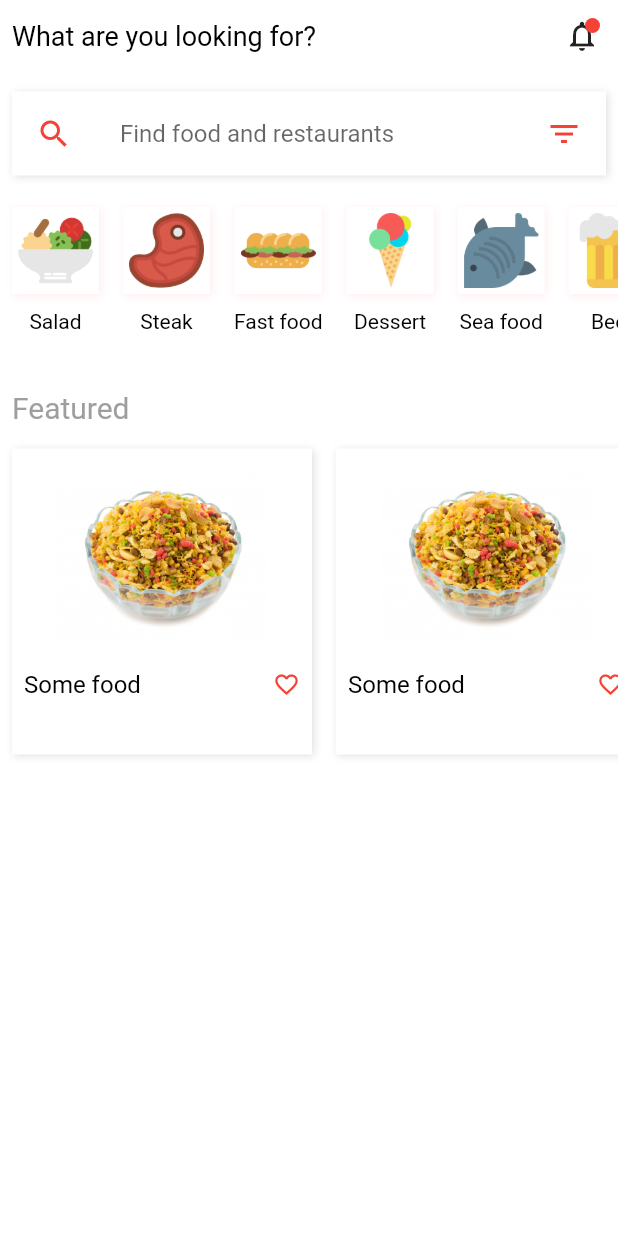
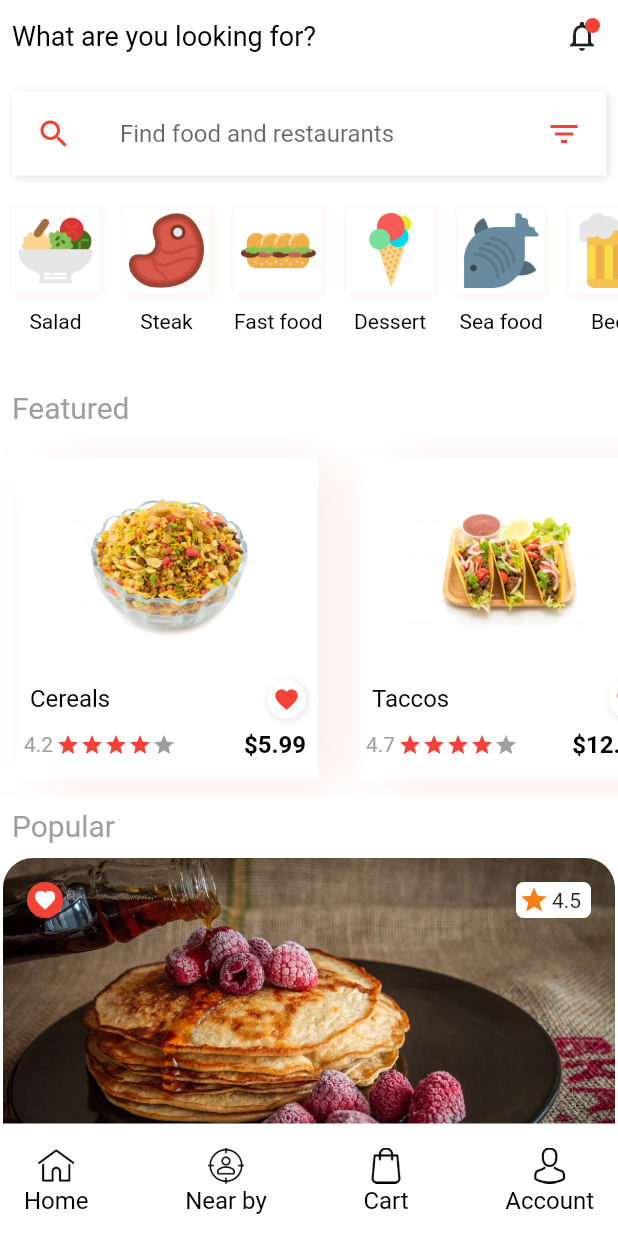
Before and after one commit to Bibidi/Food_App_Flutter, a Flutter app: the screen it shows after launch, on a phone screen of 412 x 824 dp. Run offline on Flutter 3.47's test engine with Material 2 defaults, Android fonts, the phone set to English and light mode, and no system bars.

Commit message:
no message

```diff
--- /dev/null
+++ b/food_order_app/lib/src/models/product.dart
@@ -0,0 +1,10 @@
+class Product {
+  final String name;
+  final String image;
+  final double rating;
+  final double price;
+  final String vendor;
+  final bool wishList;
+
+  Product({this.name, this.image, this.rating, this.price, this.vendor, this.wishList});
+}
--- a/food_order_app/lib/src/screens/home.dart
+++ b/food_order_app/lib/src/screens/home.dart
@@ -1,7 +1,10 @@
 import 'package:flutter/material.dart';
 import 'package:food_order_app/src/commons.dart';
+import 'package:food_order_app/src/widgets/bottom_navigation_icon.dart';
 import 'package:food_order_app/src/widgets/categories.dart';
 import 'package:food_order_app/src/widgets/custom_text.dart';
+import 'package:food_order_app/src/widgets/featured_products.dart';
+import 'package:food_order_app/src/widgets/small_floating_button.dart';
 
 class Home extends StatefulWidget {
   @override
@@ -28,11 +31,11 @@ class _HomeState extends State<Home> {
                 ),
                 Stack(
                   children: [
-                    IconButton(icon: Icon(Icons.notifications_none), onPressed: (){}),
+                    IconButton(
+                        icon: Icon(Icons.notifications_none), onPressed: () {}),
                     Positioned(
                       top: 12,
                       right: 12,
-
                       child: Container(
                         height: 10,
                         width: 10,
@@ -46,7 +49,9 @@ class _HomeState extends State<Home> {
                 ),
               ],
             ),
-            SizedBox(height: 5,),
+            SizedBox(
+              height: 5,
+            ),
             Padding(
               padding: const EdgeInsets.all(8.0),
               child: Container(
@@ -54,84 +59,195 @@ class _HomeState extends State<Home> {
                   color: white,
                   boxShadow: [
                     BoxShadow(
-                      color: grey[300],
-                      offset: Offset(1, 1),
-                      blurRadius: 4
-                    )
+                        color: grey[300], offset: Offset(1, 1), blurRadius: 4)
                   ],
                 ),
                 child: ListTile(
-                  leading: Icon(Icons.search, color: red,),
+                  leading: Icon(
+                    Icons.search,
+                    color: red,
+                  ),
                   title: TextField(
                     decoration: InputDecoration(
                       hintText: "Find food and restaurants",
                       border: InputBorder.none,
                     ),
                   ),
-                  trailing: Icon(Icons.filter_list, color: red,),
+                  trailing: Icon(
+                    Icons.filter_list,
+                    color: red,
+                  ),
                 ),
               ),
             ),
-
             SizedBox(
               height: 5,
             ),
-
             Categories(),
-
             SizedBox(
               height: 2,
             ),
-
             Padding(
               padding: const EdgeInsets.all(8.0),
-              child: CustomText(text: "Featured", size: 20, color: grey,),
+              child: CustomText(
+                text: "Featured",
+                size: 20,
+                color: grey,
+              ),
             ),
-
-            Container(
-              height: 220,
-              child: ListView.builder(
-                scrollDirection: Axis.horizontal,
-                  itemCount: 2,
-                  itemBuilder: (_, index){
-                return Padding(
-                  padding: const EdgeInsets.all(8.0),
-                  child: Container(
-                    height: 240,
-                    width: 200,
-                    decoration: BoxDecoration(
-                      color: white,
-                      boxShadow: [
-                        BoxShadow(
-                            color: grey[300],
-                            offset: Offset(1, 1),
-                            blurRadius: 4
-                        )
-                      ],
-                    ),
-                    child: Column(
+            Featured(),
+            Padding(
+              padding: const EdgeInsets.all(8.0),
+              child: CustomText(
+                text: "Popular",
+                size: 20,
+                color: grey,
+              ),
+            ),
+            Padding(
+              padding: const EdgeInsets.all(2.0),
+              child: Stack(
+                children: [
+                  ClipRRect(
+                    borderRadius: BorderRadius.circular(20),
+                    child: Image.asset("images/food.jpg"),
+                  ),
+                  Padding(
+                    padding: const EdgeInsets.all(8.0),
+                    child: Row(
+                      mainAxisAlignment: MainAxisAlignment.spaceBetween,
                       children: <Widget>[
-                        Image.asset("images/1.jpg", height: 140, width: 140,),
-                        Row(
-                          mainAxisAlignment: MainAxisAlignment.spaceBetween,
-                          children: [
-                            Padding(
-                              padding: const EdgeInsets.all(8.0),
-                              child: CustomText(text: "Some food",),
+                        SmallButton(Icons.favorite),
+                        Padding(
+                          padding: const EdgeInsets.only(right: 8.0),
+                          child: Container(
+                            width: 50,
+                            decoration: BoxDecoration(
+                              color: white,
+                              borderRadius: BorderRadius.circular(5),
                             ),
-                            Padding(
-                              padding: const EdgeInsets.all(8.0),
-                              child: Icon(Icons.favorite_border, color: red, size: 18,),
+                            child: Row(
+                              children: [
+                                Padding(
+                                  padding: const EdgeInsets.all(2.0),
+                                  child: Icon(
+                                    Icons.star,
+                                    color: Colors.yellow[900],
+                                    size: 20,
+                                  ),
+                                ),
+                                Text("4.5"),
+                              ],
                             ),
-                          ],
+                          ),
                         )
                       ],
                     ),
                   ),
-                );
-              }),
+                  Positioned.fill(
+                    child: Align(
+                      alignment: Alignment.bottomCenter,
+                      child: Container(
+                        height: 100,
+                        decoration: BoxDecoration(
+                            borderRadius: BorderRadius.only(
+                              bottomLeft: Radius.circular(20),
+                            ),
+                            // Box decoration takes a gradient
+                            gradient: LinearGradient(
+                              // Where the linear gradient begins and ends
+                                begin: Alignment.bottomCenter,
+                                end: Alignment.topCenter,
+
+                                // Add one stop for each color. Stops should increase from 0 to 1
+                                colors: [
+                                  // Colors are easy thanks to Flutter's Colors class
+                                  Colors.black.withOpacity(0.8),
+                                  Colors.black.withOpacity(0.7),
+                                  Colors.black.withOpacity(0.6),
+                                  Colors.black.withOpacity(0.6),
+                                  Colors.black.withOpacity(0.4),
+                                  Colors.black.withOpacity(0.1),
+                                  Colors.black.withOpacity(0.05),
+                                  Colors.black.withOpacity(0.025),
+                                ])),
+                      ),
+                    ),
+                  ),
+                  Positioned.fill(
+                      child: Align(
+                        alignment: Alignment.bottomCenter,
+                        child: Row(
+                          mainAxisAlignment: MainAxisAlignment.spaceBetween,
+                          children: <Widget>[
+                            Padding(
+                              padding: const EdgeInsets.all(8.0),
+                              child: RichText(
+                                text: TextSpan(children: [
+                                  TextSpan(
+                                      text: "Pancakes \n",
+                                      style: TextStyle(
+                                          fontSize: 20,
+                                          fontWeight: FontWeight.bold)),
+                                  TextSpan(
+                                      text: "by: ",
+                                      style: TextStyle(
+                                          fontSize: 16,
+                                          fontWeight: FontWeight.bold)),
+                                  TextSpan(
+                                      text: "Pizza hut",
+                                      style: TextStyle(
+                                          fontSize: 16,
+                                          fontWeight: FontWeight.bold)),
+                                ]),
+                              ),
+                            ),
+                            Padding(
+                              padding: const EdgeInsets.all(8.0),
+                              child: RichText(
+                                text: TextSpan(children: [
+                                  TextSpan(
+                                    text: "\$12.99 \n",
+                                    style: TextStyle(fontSize: 22, fontWeight: FontWeight.bold),
+                                  ),
+                                ]),
+                              ),
+                            ),
+                          ],
+                        ),
+                      )),
+                ],
+              ),
             ),
           ],
+        ),
+      ),
+      bottomNavigationBar: Container(
+        height: 75,
+        color: white,
+        child: Padding(
+          padding: const EdgeInsets.fromLTRB(16, 16, 16, 8),
+          child: Row(
+            mainAxisAlignment: MainAxisAlignment.spaceBetween,
+            children: <Widget>[
+              BottomNavIcon(
+                image: "home.png",
+                name: "Home",
+              ),
+              BottomNavIcon(
+                image: "target.png",
+                name: "Near by",
+              ),
+              BottomNavIcon(
+                image: "shopping-bag.png",
+                name: "Cart",
+              ),
+              BottomNavIcon(
+                image: "avatar.png",
+                name: "Account",
+              ),
+            ],
+          ),
         ),
       ),
     );
--- /dev/null
+++ b/food_order_app/lib/src/widgets/bottom_navigation_icon.dart
@@ -0,0 +1,25 @@
+import 'package:flutter/material.dart';
+
+import 'custom_text.dart';
+
+class BottomNavIcon extends StatelessWidget {
+  final String image;
+  final String name;
+
+  const BottomNavIcon({Key key, this.image, this.name}) : super(key: key);
+
+  @override
+  Widget build(BuildContext context) {
+    return Column(
+      children: [
+        Image.asset(
+          "images/$image",
+          width: 24,
+          height: 24,
+        ),
+        SizedBox(height: 2,),
+        CustomText(text: name,),
+      ],
+    );
+  }
+}
--- /dev/null
+++ b/food_order_app/lib/src/widgets/featured_products.dart
@@ -0,0 +1,112 @@
+import 'package:flutter/material.dart';
+import 'package:food_order_app/src/models/product.dart';
+
+import '../commons.dart';
+import 'custom_text.dart';
+
+List<Product> productList = [
+  Product(name: "Cereals", price: 5.99, rating: 4.2, vendor: "GoodFood", wishList: true, image: "1.jpg"),
+  Product(name: "Taccos", price: 12.99, rating: 4.7, vendor: "GoodFood", wishList: false, image: "5.jpg"),
+  Product(name: "Cereals", price: 5.99, rating: 4.2, vendor: "GoodFood", wishList: true, image: "1.jpg"),
+];
+
+class Featured extends StatelessWidget {
+  @override
+  Widget build(BuildContext context) {
+    return Container(
+      height: 240,
+      child: ListView.builder(
+          scrollDirection: Axis.horizontal,
+          itemCount: productList.length,
+          itemBuilder: (_, index) {
+            return Padding(
+              padding: const EdgeInsets.fromLTRB(12, 14, 16, 12),
+              child: Container(
+                height: 220,
+                width: 200,
+                decoration: BoxDecoration(
+                  color: white,
+                  boxShadow: [
+                    BoxShadow(
+                        color: red[50],
+                        offset: Offset(15, 5),
+                        blurRadius: 30)
+                  ],
+                ),
+                child: Column(
+                  children: <Widget>[
+                    Image.asset(
+                      "images/${productList[index].image}",
+                      height: 140,
+                      width: 140,
+                    ),
+                    Row(
+                      mainAxisAlignment: MainAxisAlignment.spaceBetween,
+                      children: <Widget>[
+                        Padding(
+                          padding: const EdgeInsets.all(8.0),
+                          child: CustomText(
+                            text: productList[index].name,
+                          ),
+                        ),
+                        Padding(
+                          padding: EdgeInsets.all(8),
+                          child: Container(
+                            decoration: BoxDecoration(
+                              borderRadius: BorderRadius.circular(20),
+                              color: white,
+                              boxShadow: [
+                                BoxShadow(
+                                    color: grey[300],
+                                    offset: Offset(1, 1),
+                                    blurRadius: 4)
+                              ],
+                            ),
+                            child: Padding(
+                              padding: const EdgeInsets.all(4.0),
+                              child: productList[index].wishList ? Icon(
+                                Icons.favorite,
+                                color: red,
+                                size: 18,
+                              ) : Icon(
+                                Icons.favorite_border,
+                                color: red,
+                                size: 18,
+                              ),
+                            ),
+                          ),
+                        )
+                      ],
+                    ),
+                    Row(
+                      mainAxisAlignment: MainAxisAlignment.spaceBetween,
+                      children: [
+                        Row(
+                          children: <Widget>[
+                            Padding(
+                              padding: const EdgeInsets.only(left: 4.0),
+                              child: CustomText(text: productList[index].rating.toString(), color: Colors.grey, size: 14,),
+                            ),
+                            SizedBox(width: 2,),
+                            Icon(Icons.star, color: red, size: 16,),
+                            Icon(Icons.star, color: red, size: 16,),
+                            Icon(Icons.star, color: red, size: 16,),
+                            Icon(Icons.star, color: red, size: 16,),
+                            Icon(Icons.star, color: grey, size: 16,),
+                          ],
+                        ),
+                        Padding(
+                          padding: const EdgeInsets.only(right: 8.0,),
+                          child: CustomText(text: "\$${productList[index].price}", weight: FontWeight.bold,),
+                        )
+                      ],
+                    ),
+
+                  ],
+                ),
+              ),
+            );
+          }),
+    );
+  }
+}
--- /dev/null
+++ b/food_order_app/lib/src/widgets/small_floating_button.dart
@@ -0,0 +1,30 @@
+import 'package:flutter/material.dart';
+import 'package:food_order_app/src/commons.dart';
+
+class SmallButton extends StatelessWidget {
+  final IconData icon;
+
+
+  SmallButton(this.icon);
+
+  @override
+  Widget build(BuildContext context) {
+    return Padding(
+      padding: const EdgeInsets.all(8.0),
+      child: Container(
+        decoration: BoxDecoration(
+          color: red,
+          borderRadius: BorderRadius.circular(20),
+        ),
+        child: Padding(
+          padding: const EdgeInsets.all(4.0),
+          child: Icon(
+            icon,
+            size: 16,
+            color: white,
+          ),
+        ),
+      ),
+    );
+  }
+}
```
